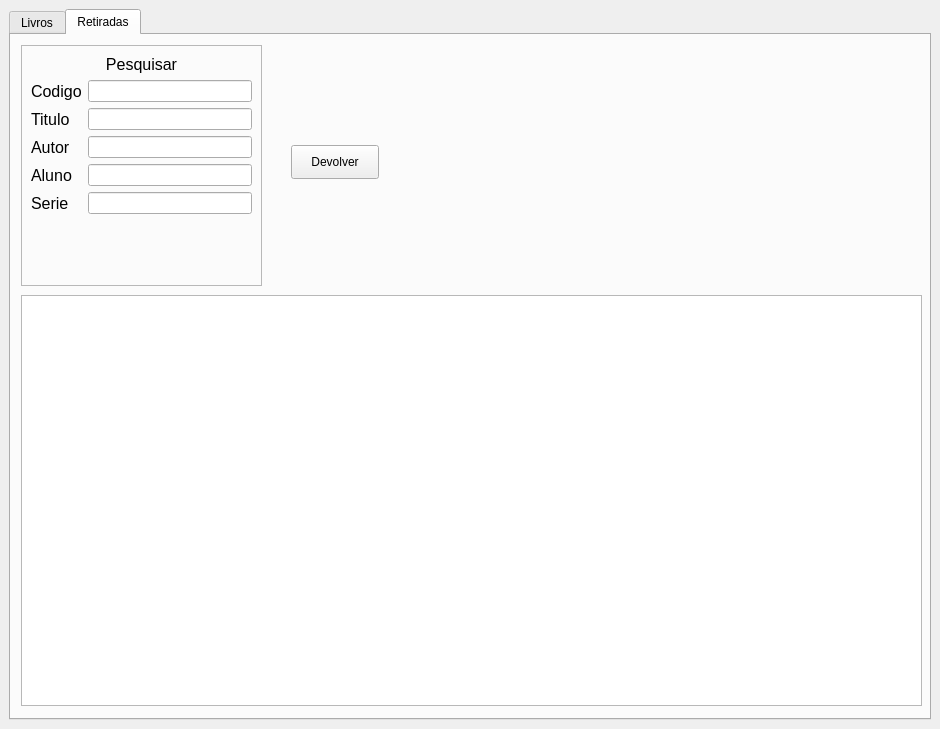
Old version of the form Biblioteca.ui in the repository gabrielnakaema/library-ui.
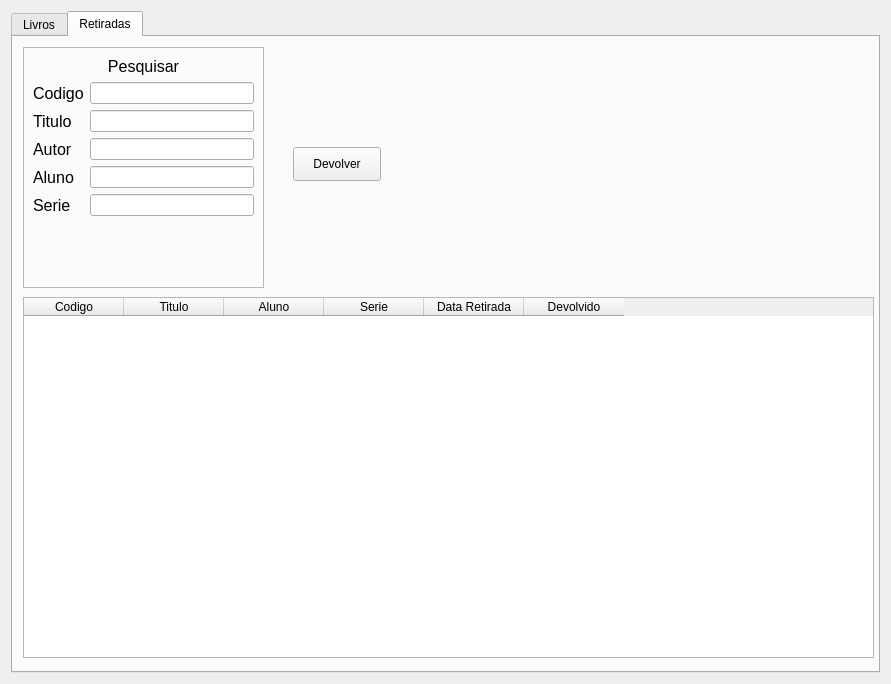
New version of the form. The open tabs and pages were chosen to show the change.

The edit to the form file:
```diff
--- a/Biblioteca.ui
+++ b/Biblioteca.ui
@@ -1,29 +1,23 @@
 <?xml version="1.0" encoding="UTF-8"?>
 <ui version="4.0">
- <class>MainWindow</class>
- <widget class="QMainWindow" name="MainWindow">
+ <class>MainWidget</class>
+ <widget class="QWidget" name="MainWidget">
   <property name="geometry">
    <rect>
     <x>0</x>
     <y>0</y>
-    <width>940</width>
-    <height>729</height>
+    <width>891</width>
+    <height>684</height>
    </rect>
   </property>
-  <property name="sizePolicy">
-   <sizepolicy hsizetype="Expanding" vsizetype="Expanding">
-    <horstretch>0</horstretch>
-    <verstretch>0</verstretch>
-   </sizepolicy>
-  </property>
   <property name="windowTitle">
    <string>MainWindow</string>
   </property>
-  <widget class="QWidget" name="centralwidget">
+  <property name="styleSheet">
+   <string notr="true"/>
+  </property>
    <layout class="QGridLayout" name="gridLayout">
     <item row="0" column="0">
-     <layout class="QVBoxLayout" name="verticalLayout">
-      <item>
        <widget class="QTabWidget" name="tabWidget">
         <property name="minimumSize">
          <size>
@@ -32,7 +26,10 @@
          </size>
         </property>
         <property name="styleSheet">
-         <string notr="true"/>
+      <string notr="true">QTabWidget{
+	width:100%;
+	height:100%;
+}</string>
         </property>
         <property name="currentIndex">
          <number>0</number>
@@ -246,6 +243,46 @@
          <attribute name="title">
           <string>Retiradas</string>
          </attribute>
+      <widget class="QTableWidget" name="withdrawalsTable">
+       <property name="geometry">
+        <rect>
+         <x>10</x>
+         <y>260</y>
+         <width>851</width>
+         <height>361</height>
+        </rect>
+       </property>
+       <column>
+        <property name="text">
+         <string>Codigo</string>
+        </property>
+       </column>
+       <column>
+        <property name="text">
+         <string>Titulo</string>
+        </property>
+       </column>
+       <column>
+        <property name="text">
+         <string>Aluno</string>
+        </property>
+       </column>
+       <column>
+        <property name="text">
+         <string>Serie</string>
+        </property>
+       </column>
+       <column>
+        <property name="text">
+         <string>Data Retirada</string>
+        </property>
+       </column>
+       <column>
+        <property name="text">
+         <string>Devolvido</string>
+        </property>
+       </column>
+      </widget>
          <widget class="QFrame" name="withdrawalsSearchFrame">
           <property name="geometry">
            <rect>
@@ -366,23 +403,10 @@
            <string>Devolver</string>
           </property>
          </widget>
-         <widget class="QTableView" name="withdrawalsTableView">
-          <property name="geometry">
-           <rect>
-            <x>10</x>
-            <y>260</y>
-            <width>901</width>
-            <height>411</height>
-           </rect>
-          </property>
-         </widget>
-        </widget>
-       </widget>
-      </item>
-     </layout>
-    </item>
-   </layout>
-  </widget>
+     </widget>
+    </widget>
+   </item>
+  </layout>
  </widget>
  <resources/>
  <connections/>
```
Left out of the diff: 44 changed lines with no effect on the pictures. Lines whose indentation alone changed are shown as unchanged.
